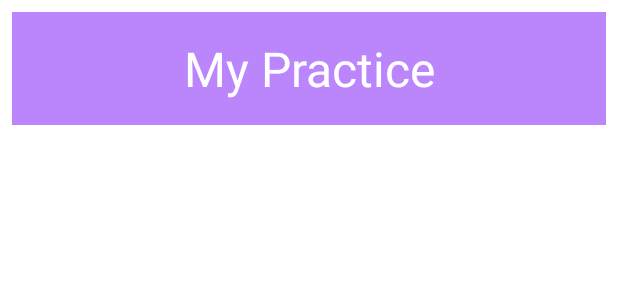
After one commit to erina883/My-Practice, an Android app: the layout item_name.xml on its own in the app's theme, with its tools: preview values and no code run, on a phone screen of 412 x 824 dp. The commit adds this screen. Shown: the top 300 px of the screen. Run offline under Robolectric (Android 15) with nearby library versions, the phone set to English and light mode, and no system bars.

Commit message:
Recycler View

```diff
--- /dev/null
+++ b/app/src/main/res/layout/item_name.xml
@@ -0,0 +1,23 @@
+<?xml version="1.0" encoding="utf-8"?>
+<androidx.constraintlayout.widget.ConstraintLayout xmlns:android="http://schemas.android.com/apk/res/android"
+    android:layout_width="match_parent"
+    android:layout_height="wrap_content"
+    android:layout_margin="8dp"
+    android:padding="16dp"
+    android:background="@color/purple_200"
+    xmlns:app="http://schemas.android.com/apk/res-auto">
+
+    <TextView
+        android:id="@+id/nametv"
+        android:textAppearance="@style/TextAppearance.Material3.HeadlineLarge"
+        android:gravity="center"
+        android:textColor="@color/white"
+        app:layout_constraintEnd_toEndOf="parent"
+        app:layout_constraintStart_toStartOf="parent"
+        app:layout_constraintBottom_toBottomOf="parent"
+        app:layout_constraintTop_toTopOf="parent"
+        android:text="@string/app_name"
+        android:layout_width="match_parent"
+        android:layout_height="wrap_content"/>
+
+</androidx.constraintlayout.widget.ConstraintLayout>
```
Also changed, not shown: app/src/main/java/com/erina/mypractice/MainActivity.kt (+6 -1 lines), app/src/main/java/com/erina/mypractice/NameAdapter.kt (added, +36 -0 lines), app/src/main/java/com/erina/mypractice/NameViewHolder.kt (added, +9 -0 lines), app/src/main/res/layout/activity_main.xml (+7 -1 lines).
